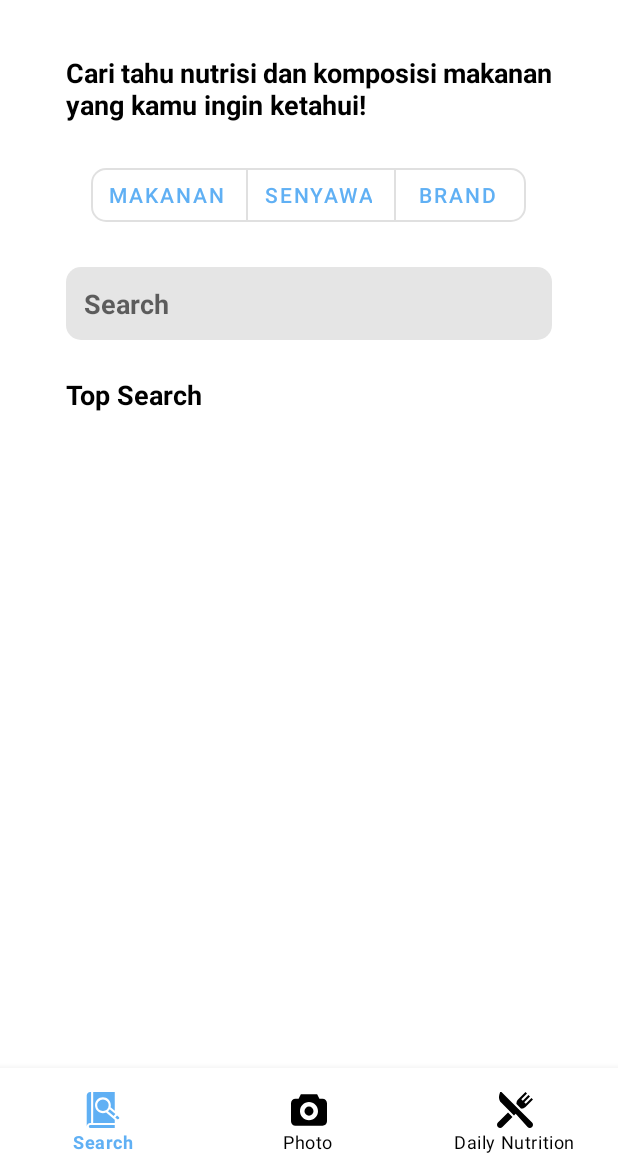
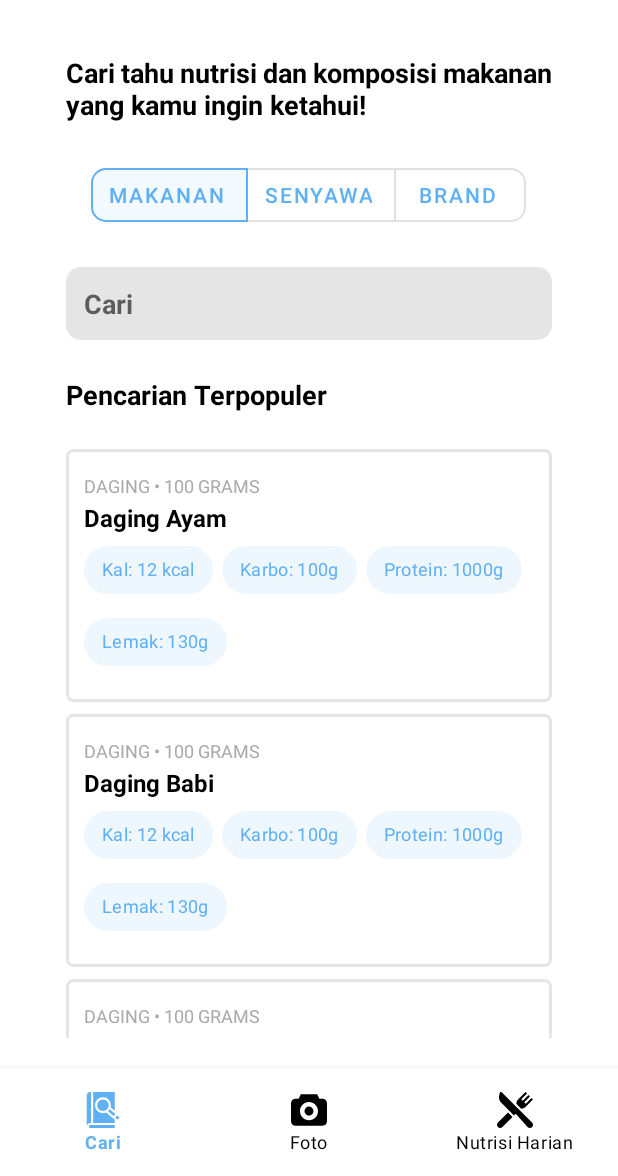
Before and after one commit to komangyogananda/pintarsehat, an Android app: the screen it shows after launch once a user with an empty profile is signed in (DashboardActivity), on a phone screen of 412 x 824 dp, the part 60-1236 px from its top. Run offline under Robolectric (Android 15) with nearby library versions, the light colour scheme and no system bars; our stand-ins replace Firebase (no records; nobody signed in at launch, a user with empty details on screens opened directly), FlexboxLayout; Roboto replaces fonts that are not available here.

Commit message:
Search Results Card

```diff
--- a/app/build.gradle
+++ b/app/build.gradle
@@ -41,5 +41,6 @@ dependencies {
     implementation 'com.google.android.gms:play-services-auth:17.0.0'
     implementation 'com.google.firebase:firebase-analytics:17.2.3'
     implementation 'com.google.android.material:material:1.1.0'
+    implementation 'com.google.android:flexbox:2.0.1'
 
 }
--- a/app/src/main/java/com/kulguy/pintarsehat/DashboardActivity.kt
+++ b/app/src/main/java/com/kulguy/pintarsehat/DashboardActivity.kt
@@ -16,6 +16,7 @@ import com.google.android.material.bottomnavigation.BottomNavigationView
 import com.google.firebase.auth.FirebaseAuth
 import kotlinx.android.synthetic.main.activity_dashboard.*
 import kotlinx.android.synthetic.main.dashboard_content.*
+import kotlinx.android.synthetic.main.fragment_search.*
 
 class DashboardActivity : AppCompatActivity() {
 
@@ -45,11 +46,14 @@ class DashboardActivity : AppCompatActivity() {
         auth = FirebaseAuth.getInstance()
 
         bottom_navigation.menu.getItem(0).isChecked = true
+        settingUpBottomNavigationAndFragments()
+    }
+
+    private fun settingUpBottomNavigationAndFragments() {
         activeFragment = fragment1
         fragmentManager.beginTransaction().add(dashboard_content.id, fragment3, "fragment3").hide(fragment3).commit()
         fragmentManager.beginTransaction().add(dashboard_content.id, fragment2, "fragment2").hide(fragment2).commit()
         fragmentManager.beginTransaction().add(dashboard_content.id, fragment1, "fragment1").commit()
-
         bottom_navigation.setOnNavigationItemSelectedListener(mBottomNavigationOnNavigationSelectedListener)
     }
 
--- a/app/src/main/java/com/kulguy/pintarsehat/SearchFragment.kt
+++ b/app/src/main/java/com/kulguy/pintarsehat/SearchFragment.kt
@@ -1,10 +1,13 @@
 package com.kulguy.pintarsehat
 
 import android.os.Bundle
+import android.util.Log
 import androidx.fragment.app.Fragment
 import android.view.LayoutInflater
 import android.view.View
 import android.view.ViewGroup
+import android.widget.ListView
+import kotlinx.android.synthetic.main.fragment_search.*
 
 /**
  * A simple [Fragment] subclass.
@@ -16,7 +19,33 @@ class SearchFragment : Fragment() {
         savedInstanceState: Bundle?
     ): View? {
         // Inflate the layout for this fragment
-        return inflater.inflate(R.layout.fragment_search, container, false)
+        var view: View = inflater.inflate(R.layout.fragment_search, container, false)
+
+        var searchList = ArrayList<SearchResult>()
+
+        var summaryMap: MutableMap<String, String> = mutableMapOf()
+
+        summaryMap["calorie"] = "12 kcal"
+        summaryMap["carbo"] = "100g"
+        summaryMap["protein"] = "1000g"
+        summaryMap["fat"] = "130g"
+
+        searchList.add(SearchResult("Daging Ayam", "Daging", "100 grams", summaryMap))
+        searchList.add(SearchResult("Daging Babi", "Daging", "100 grams", summaryMap))
+        searchList.add(SearchResult("Daging Sapi", "Daging", "100 grams", summaryMap))
+        searchList.add(SearchResult("Daging Bakar", "Daging", "100 grams", summaryMap))
+
+
+        val searchResultListAdapter: SearchResultListAdapter? = activity?.applicationContext?.let {
+            SearchResultListAdapter(
+                it, R.layout.search_result_list_item, searchList)
+        }
+
+        val searchResultsView = view.findViewById<ListView>(R.id.search_results)
+
+        searchResultsView.adapter = searchResultListAdapter
+
+        return view
     }
 
 }
--- /dev/null
+++ b/app/src/main/java/com/kulguy/pintarsehat/SearchPageActivity.kt
@@ -0,0 +1,12 @@
+package com.kulguy.pintarsehat
+
+import androidx.appcompat.app.AppCompatActivity
+import android.os.Bundle
+
+class SearchPageActivity : AppCompatActivity() {
+
+    override fun onCreate(savedInstanceState: Bundle?) {
+        super.onCreate(savedInstanceState)
+        setContentView(R.layout.activity_search_page)
+    }
+}
--- /dev/null
+++ b/app/src/main/java/com/kulguy/pintarsehat/SearchResult.kt
@@ -0,0 +1,3 @@
+package com.kulguy.pintarsehat
+
+class SearchResult(var title: String, var category: String, var portion: String, var summary: MutableMap<String, String>) {}
--- /dev/null
+++ b/app/src/main/java/com/kulguy/pintarsehat/SearchResultListAdapter.kt
@@ -0,0 +1,38 @@
+package com.kulguy.pintarsehat
+
+import android.content.Context
+import android.content.res.Resources
+import android.view.ContextMenu
+import android.view.LayoutInflater
+import android.view.View
+import android.view.ViewGroup
+import android.widget.ArrayAdapter
+import android.widget.TextView
+import com.google.android.material.chip.Chip
+
+class SearchResultListAdapter(private var mContext: Context, private var resource: Int, private var searchResultList: List<SearchResult>)
+    : ArrayAdapter<SearchResult>(mContext, resource, searchResultList) {
+
+    public override fun getView(position: Int, convertView: View?, parent: ViewGroup): View {
+        val layoutInflater = LayoutInflater.from(mContext)
+        val view: View = layoutInflater.inflate(resource, null, false)
+
+        val title: TextView = view.findViewById(R.id.search_result_title)
+        val category: TextView = view.findViewById(R.id.search_result_category)
+        val calorie: Chip = view.findViewById(R.id.chip_calorie)
+        val carbo: Chip = view.findViewById(R.id.chip_carbo)
+        val fat: Chip = view.findViewById(R.id.chip_fat)
+        val protein: Chip = view.findViewById(R.id.chip_protein)
+
+        val searchResult: SearchResult = searchResultList[position]
+
+        title.text = searchResult.title
+        category.text = searchResult.category + " " + mContext.resources.getString(R.string.bullet_divider) + " " + searchResult.portion
+        calorie.text = "Kal: " + searchResult.summary["calorie"]
+        carbo.text = "Karbo: " + searchResult.summary["carbo"]
+        fat.text = "Lemak: " + searchResult.summary["fat"]
+        protein.text = "Protein: " + searchResult.summary["protein"]
+
+        return view
+    }
+}
--- /dev/null
+++ b/app/src/main/res/drawable/divider.xml
@@ -0,0 +1,6 @@
+<?xml version="1.0" encoding="utf-8"?>
+<shape xmlns:android="http://schemas.android.com/apk/res/android">
+    <size
+        android:width="0dp" />
+    <solid android:color="@android:color/transparent"></solid>
+</shape>
--- /dev/null
+++ b/app/src/main/res/drawable/ic_keyboard_arrow_right.xml
@@ -0,0 +1,9 @@
+<vector xmlns:android="http://schemas.android.com/apk/res/android"
+    android:width="24dp"
+    android:height="24dp"
+    android:viewportWidth="24"
+    android:viewportHeight="24">
+  <path
+      android:fillColor="#FF000000"
+      android:pathData="M8.59,16.59L13.17,12 8.59,7.41 10,6l6,6 -6,6 -1.41,-1.41z"/>
+</vector>
--- /dev/null
+++ b/app/src/main/res/drawable/rounded_search_result.xml
@@ -0,0 +1,10 @@
+<?xml version="1.0" encoding="utf-8"?>
+<selector xmlns:android="http://schemas.android.com/apk/res/android">
+    <item>
+        <shape xmlns:android="http://schemas.android.com/apk/res/android" android:shape="rectangle">
+            <solid android:color="@color/white"/>
+            <stroke android:color="@color/greyPrimary" android:width="2dp"></stroke>
+            <corners android:radius="4dp" />
+        </shape>
+    </item>
+</selector>
--- /dev/null
+++ b/app/src/main/res/layout/activity_search_page.xml
@@ -0,0 +1,9 @@
+<?xml version="1.0" encoding="utf-8"?>
+<androidx.constraintlayout.widget.ConstraintLayout xmlns:android="http://schemas.android.com/apk/res/android"
+    xmlns:app="http://schemas.android.com/apk/res-auto"
+    xmlns:tools="http://schemas.android.com/tools"
+    android:layout_width="match_parent"
+    android:layout_height="match_parent"
+    tools:context=".SearchPageActivity">
+
+</androidx.constraintlayout.widget.ConstraintLayout>
--- a/app/src/main/res/layout/fragment_search.xml
+++ b/app/src/main/res/layout/fragment_search.xml
@@ -31,6 +31,7 @@
             android:layout_height="wrap_content"
             android:layout_gravity="center_horizontal"
             android:layout_marginTop="24dp"
+            app:checkedButton="@+id/search_makanan"
             >
 
             <com.google.android.material.button.MaterialButton
@@ -69,18 +70,27 @@
             android:padding="12dp"
             android:layout_marginTop="24dp"
             android:textStyle="bold"
-            android:hint="Search" />
+            android:hint="Cari" />
 
         <TextView
             android:layout_width="wrap_content"
             android:layout_height="wrap_content"
             android:layout_marginTop="24dp"
-            android:text="Top Search"
+            android:text="Pencarian Terpopuler"
             android:textStyle="bold"
             android:textSize="18sp"
             android:textColor="@color/black"
             />
 
+        <ListView
+            android:id="@+id/search_results"
+            android:layout_width="match_parent"
+            android:layout_height="match_parent"
+            android:layout_marginTop="24dp"
+            android:divider="@android:color/transparent"
+            android:dividerHeight="8dp"
+            />
+
     </LinearLayout>
 
 </FrameLayout>
--- /dev/null
+++ b/app/src/main/res/layout/search_result_list_item.xml
@@ -0,0 +1,109 @@
+<?xml version="1.0" encoding="utf-8"?>
+<com.google.android.flexbox.FlexboxLayout xmlns:android="http://schemas.android.com/apk/res/android"
+    xmlns:tools="http://schemas.android.com/tools"
+    android:layout_width="match_parent"
+    android:layout_height="wrap_content"
+    xmlns:app="http://schemas.android.com/apk/res-auto"
+    android:paddingHorizontal="12dp"
+    android:paddingVertical="16dp"
+    android:id="@+id/layout_search_result"
+    android:background="@drawable/rounded_search_result"
+    app:justifyContent="space_between"
+    android:clickable="true"
+    app:flexDirection="row"
+    app:alignItems="center"
+    android:focusable="true">
+
+    <LinearLayout
+        android:layout_width="wrap_content"
+        android:layout_height="wrap_content"
+        android:orientation="vertical"
+        app:layout_constraintBottom_toBottomOf="parent"
+        app:layout_constraintStart_toStartOf="parent"
+        app:layout_constraintTop_toTopOf="parent">
+
+        <TextView
+            android:id="@+id/search_result_category"
+            android:layout_width="wrap_content"
+            android:layout_height="wrap_content"
+            android:text="Daging • 1 Mangkok"
+            android:textAllCaps="true"
+            android:textColor="@android:color/darker_gray"
+            android:textSize="12sp" />
+
+        <TextView
+            android:id="@+id/search_result_title"
+            android:layout_width="wrap_content"
+            android:layout_height="wrap_content"
+            android:layout_marginTop="2dp"
+            android:text="Daging Ayam"
+            android:textColor="@color/black"
+            android:textSize="16sp"
+            android:textStyle="bold" />
+
+        <com.google.android.flexbox.FlexboxLayout
+            android:layout_width="wrap_content"
+            android:layout_height="wrap_content"
+            app:alignContent="flex_start"
+            app:alignItems="flex_start"
+            app:flexDirection="row"
+            app:flexWrap="wrap"
+            app:showDividerHorizontal="middle"
+            app:dividerDrawableHorizontal="@drawable/divider"
+            >
+
+            <com.google.android.material.chip.Chip
+                android:id="@+id/chip_calorie"
+                style="@style/chips"
+                android:layout_width="wrap_content"
+                android:layout_height="wrap_content"
+                android:text="Kal: 1000kcal"
+                android:textSize="12sp"
+                android:theme="@style/Theme.MaterialComponents.Light" />
+
+            <com.google.android.material.chip.Chip
+                android:id="@+id/chip_carbo"
+                style="@style/chips"
+                android:layout_width="wrap_content"
+                android:layout_height="wrap_content"
+                android:backgroundTint="@color/bluePrimary10"
+                android:text="Karbo: 1000g"
+                android:textColor="@color/bluePrimary"
+                android:textSize="12sp"
+                android:theme="@style/Theme.MaterialComponents.Light" />
+
+            <com.google.android.material.chip.Chip
+                android:id="@+id/chip_protein"
+                style="@style/chips"
+                android:layout_width="wrap_content"
+                android:layout_height="wrap_content"
+                android:backgroundTint="@color/bluePrimary10"
+                android:text="Protein: 1000g"
+                android:textColor="@color/bluePrimary"
+                android:textSize="12sp"
+                android:theme="@style/Theme.MaterialComponents.Light" />
+
+            <com.google.android.material.chip.Chip
+                android:id="@+id/chip_fat"
+                style="@style/chips"
+                android:layout_width="wrap_content"
+                android:layout_height="wrap_content"
+                android:backgroundTint="@color/bluePrimary10"
+                android:text="Lemak: 1000g"
+                android:textColor="@color/bluePrimary"
+                android:textSize="12sp"
+                android:theme="@style/Theme.MaterialComponents.Light" />
+
+        </com.google.android.flexbox.FlexboxLayout>
+
+    </LinearLayout>
+
+    <ImageButton
+        android:layout_width="wrap_content"
+        android:layout_height="match_parent"
+        android:backgroundTint="@color/white"
+        android:src="@drawable/ic_keyboard_arrow_right"
+        />
+
+
+</com.google.android.flexbox.FlexboxLayout>
--- a/app/src/main/res/menu/bottom_navigation_menu.xml
+++ b/app/src/main/res/menu/bottom_navigation_menu.xml
@@ -3,15 +3,15 @@
     <item
         android:id="@+id/navigation_nutrionist"
         android:icon="@drawable/ic_book"
-        android:title="Search" />
+        android:title="@string/bottom_navigation_search_title" />
 
     <item
         android:id="@+id/navigation_photo"
         android:icon="@drawable/ic_camera"
-        android:title="Photo" />
+        android:title="@string/bottom_navigation_photo_title" />
 
     <item
         android:id="@+id/navigation_daily_nutrition"
         android:icon="@drawable/ic_food"
-        android:title="Daily Nutrition" />
+        android:title="@string/bottom_navigation_daily_nutrition_title" />
 </menu>
--- a/app/src/main/res/values/colors.xml
+++ b/app/src/main/res/values/colors.xml
@@ -1,9 +1,10 @@
 <?xml version="1.0" encoding="utf-8"?>
 <resources>
-    <color name="colorPrimary">#6200EE</color>
+    <color name="colorPrimary">#60B0F4</color>
     <color name="colorPrimaryDark">#3700B3</color>
-    <color name="colorAccent">#03DAC5</color>
+    <color name="colorAccent">#60B0F4</color>
     <color name="bluePrimary">#60B0F4</color>
+    <color name="bluePrimary10">#1960B0F4</color>
     <color name="greyPrimary">#E5E5E5</color>
     <color name="black">#000000</color>
     <color name="white">#FFFFFF</color>
--- a/app/src/main/res/values/strings.xml
+++ b/app/src/main/res/values/strings.xml
@@ -2,4 +2,11 @@
     <string name="app_name">PintarSehat</string>
     <string name="firebase_web_client_id">316085446614-br97ii8j00ip5t5fv11lpjk2f8se5oc9.apps.googleusercontent.com</string>
     <string name="search_fragment_title">Cari tahu nutrisi dan komposisi makanan yang kamu ingin ketahui!</string>
+    <string name="bottom_navigation_search_title">Cari</string>
+    <string name="bottom_navigation_photo_title">Foto</string>
+    <string name="bottom_navigation_daily_nutrition_title">Nutrisi Harian</string>
+    <string name="search_selector_food">Makanan</string>
+    <string name="search_selector_compounds">Senyawa</string>
+    <string name="search_selector_brand">Brand</string>
+    <string name="bullet_divider"> • </string>
 </resources>
--- a/app/src/main/res/values/styles.xml
+++ b/app/src/main/res/values/styles.xml
@@ -18,4 +18,10 @@
         <item name="android:textColor">@color/bluePrimary</item>
     </style>
 
+    <style name="chips" parent="Widget.MaterialComponents.Chip.Action">
+        <item name="android:textColor">@color/bluePrimary</item>
+        <item name="android:backgroundTint">@color/bluePrimary10</item>
+        <item name="android:layout_marginRight">6dp</item>
+    </style>
+
 </resources>
```
Also changed, not shown: app/src/main/AndroidManifest.xml (+4 -4 lines), 1 other file.
